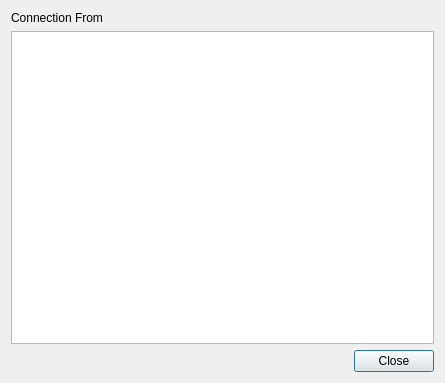
Old version of the form src/persistentconnection.ui in the repository dannagle/PacketSender.
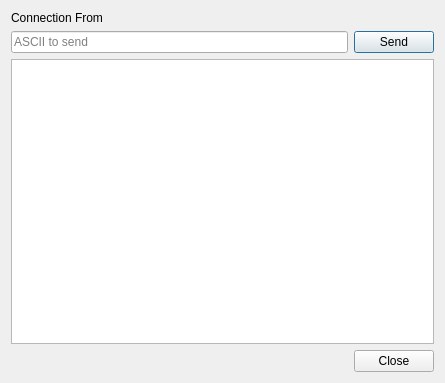
New version of the form.

Diff of the .ui file:
```diff
--- a/src/persistentconnection.ui
+++ b/src/persistentconnection.ui
@@ -22,7 +22,40 @@
     </widget>
    </item>
    <item>
-    <widget class="QPlainTextEdit" name="plainTextEdit"/>
+    <layout class="QHBoxLayout" name="horizontalLayout">
+     <item>
+      <widget class="QLineEdit" name="asciiLineEdit">
+       <property name="placeholderText">
+        <string>ASCII to send</string>
+       </property>
+      </widget>
+     </item>
+     <item>
+      <widget class="QPushButton" name="asciiSendButton">
+       <property name="text">
+        <string>Send</string>
+       </property>
+      </widget>
+     </item>
+    </layout>
+   </item>
+   <item>
+    <widget class="QTextEdit" name="trafficViewEdit"/>
+   </item>
+   <item>
+    <layout class="QHBoxLayout" name="horizontalLayout_2">
+     <item>
+      <spacer name="horizontalSpacer">
+       <property name="orientation">
+        <enum>Qt::Horizontal</enum>
+       </property>
+       <property name="sizeHint" stdset="0">
+        <size>
+         <width>40</width>
+         <height>20</height>
+        </size>
+       </property>
+      </spacer>
    </item>
    <item>
     <widget class="QDialogButtonBox" name="buttonBox">
@@ -33,6 +66,8 @@
       <set>QDialogButtonBox::Close</set>
      </property>
     </widget>
+     </item>
+    </layout>
    </item>
   </layout>
  </widget>
```
Left out of the diff: 2 changed lines with no effect on the pictures. Lines whose indentation alone changed are shown as unchanged.
